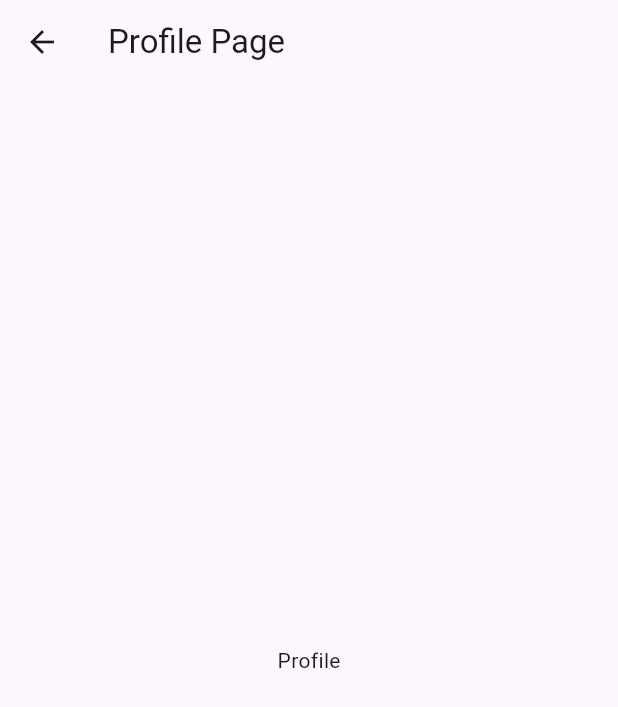
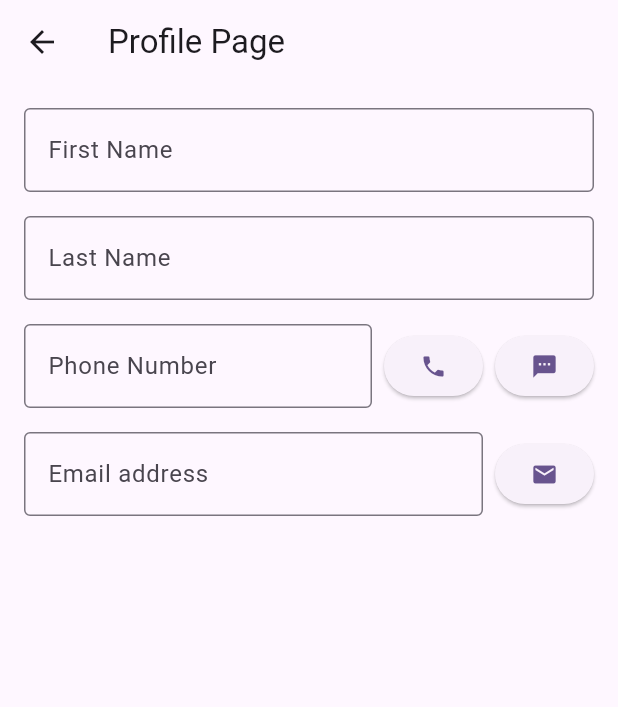
Before and after one commit to benadjaoudleticia-wq/lab02_login, a Flutter app: the ProfilePage screen opened directly, on a phone screen of 412 x 824 dp. Shown: the top 707 px of the screen. Run offline on Flutter 3.47's test engine with Material 3 defaults, Android fonts, the phone set to English and light mode, and no system bars; missing offline and left inert: encrypted_shared_preferences.

Commit message:
Add TextFields to ProfilePage

```diff
--- a/lib/ProfilePage.dart
+++ b/lib/ProfilePage.dart
@@ -8,11 +8,91 @@ class ProfilePage extends StatefulWidget {
 }
 
 class _ProfilePageState extends State<ProfilePage> {
+  final TextEditingController firstNameController = TextEditingController();
+  final TextEditingController lastNameController = TextEditingController();
+  final TextEditingController phoneController = TextEditingController();
+  final TextEditingController emailController = TextEditingController();
+
+  @override
+  void dispose() {
+    firstNameController.dispose();
+    lastNameController.dispose();
+    phoneController.dispose();
+    emailController.dispose();
+    super.dispose();
+  }
+
   @override
   Widget build(BuildContext context) {
     return Scaffold(
       appBar: AppBar(title: const Text("Profile Page")),
-      body: const Center(child: Text("Profile")),
+      body: Padding(
+        padding: const EdgeInsets.all(16.0),
+        child: Column(
+          children: [
+            TextField(
+              controller: firstNameController,
+              decoration: const InputDecoration(
+                labelText: "First Name",
+                border: OutlineInputBorder(),
+              ),
+            ),
+            const SizedBox(height: 16),
+            TextField(
+              controller: lastNameController,
+              decoration: const InputDecoration(
+                labelText: "Last Name",
+                border: OutlineInputBorder(),
+              ),
+            ),
+            const SizedBox(height: 16),
+            Row(
+              children: [
+                Flexible(
+                  child: TextField(
+                    controller: phoneController,
+                    keyboardType: TextInputType.phone,
+                    decoration: const InputDecoration(
+                      labelText: "Phone Number",
+                      border: OutlineInputBorder(),
+                    ),
+                  ),
+                ),
+                const SizedBox(width: 8),
+                ElevatedButton(
+                  onPressed: () {},
+                  child: const Icon(Icons.phone),
+                ),
+                const SizedBox(width: 8),
+                ElevatedButton(
+                  onPressed: () {},
+                  child: const Icon(Icons.sms),
+                ),
+              ],
+            ),
+            const SizedBox(height: 16),
+            Row(
+              children: [
+                Flexible(
+                  child: TextField(
+                    controller: emailController,
+                    keyboardType: TextInputType.emailAddress,
+                    decoration: const InputDecoration(
+                      labelText: "Email address",
+                      border: OutlineInputBorder(),
+                    ),
+                  ),
+                ),
+                const SizedBox(width: 8),
+                ElevatedButton(
+                  onPressed: () {},
+                  child: const Icon(Icons.mail),
+                ),
+              ],
+            ),
+          ],
+        ),
+      ),
     );
   }
 }
```
